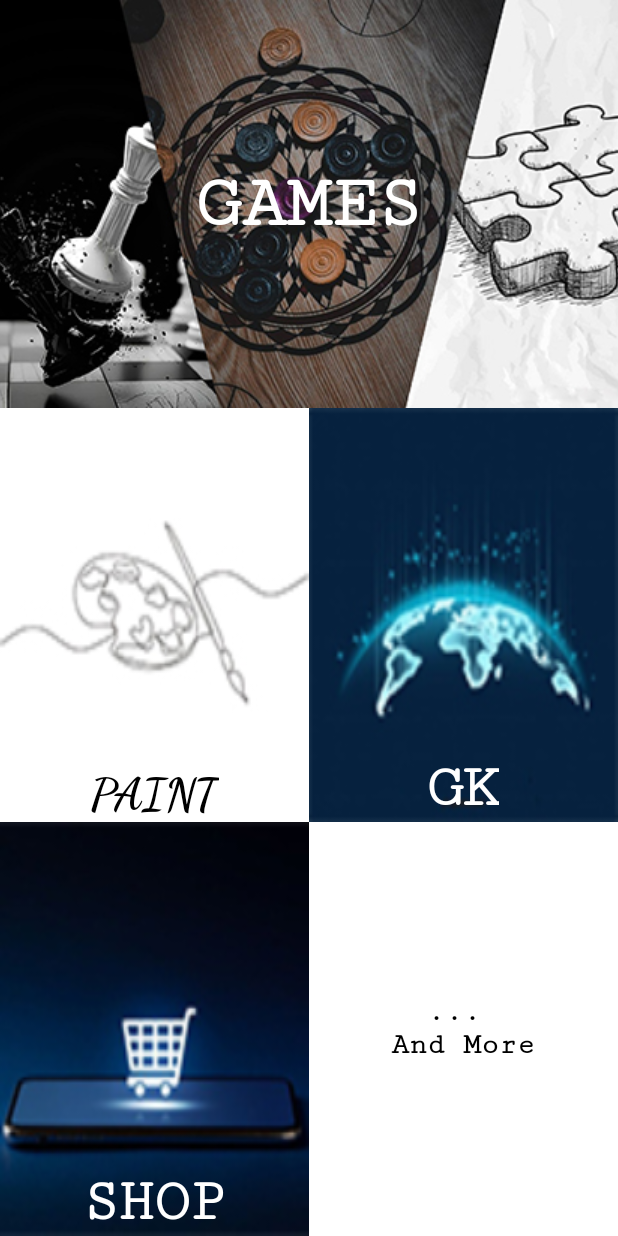
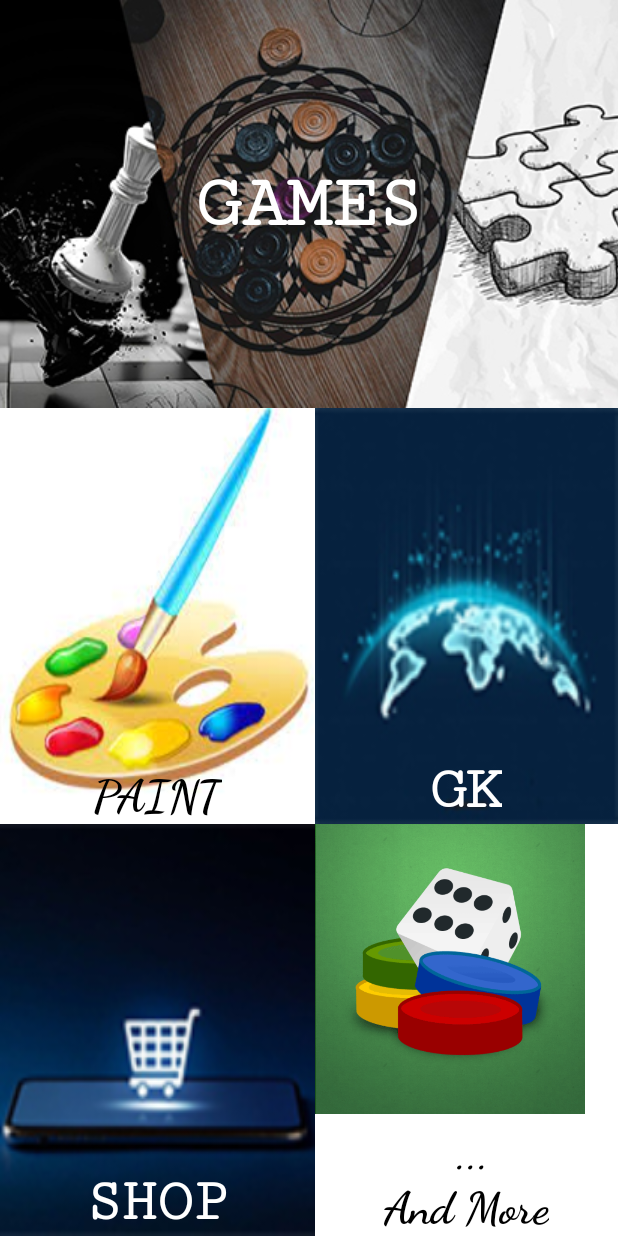
Before and after one commit to adityad15/myu-e-learning, an Android app: the screen it shows after launch (MainActivity), on a phone screen of 412 x 824 dp. Run offline under Robolectric (Android 15) with nearby library versions, the phone set to English and light mode, and no system bars.

Commit message:
Minor changes

```diff
--- a/app/src/main/res/layout/activity_main.xml
+++ b/app/src/main/res/layout/activity_main.xml
@@ -51,37 +51,39 @@
         <!-- Row 1, Column 1 -->
         <FrameLayout
 
+            android:layout_width="187dp"
+            android:layout_height="196dp"
+            android:layout_rowSpan="1"
+            android:layout_rowWeight="1"
             android:layout_columnSpan="1"
-            android:layout_rowSpan="1"
+            android:layout_columnWeight="1"
             android:layout_gravity="fill"
-            android:layout_columnWeight="1"
-            android:layout_rowWeight="1"
+            android:background="?android:attr/selectableItemBackground"
             android:foreground="?android:attr/selectableItemBackground"
-            android:background="?android:attr/selectableItemBackground"
             android:scaleType="fitCenter">
 
             <ImageButton
-                android:src="@drawable/paint"
+                android:layout_width="match_parent"
+                android:layout_height="match_parent"
+                android:layout_rowSpan="1"
+                android:layout_rowWeight="1"
                 android:layout_columnSpan="1"
-                android:layout_rowSpan="1"
+                android:layout_columnWeight="1"
                 android:layout_gravity="fill"
-                android:layout_columnWeight="1"
-                android:layout_rowWeight="1"
+                android:background="?android:attr/selectableItemBackground"
                 android:foreground="?android:attr/selectableItemBackground"
-                android:background="?android:attr/selectableItemBackground"
                 android:scaleType="fitXY"
-                android:layout_height="match_parent"
-                android:layout_width="match_parent"/>
+                android:src="@drawable/painting" />
 
             <TextView
-                android:text="PAINT"
                 android:layout_width="wrap_content"
                 android:layout_height="wrap_content"
+                android:layout_gravity="center|bottom"
+                android:fontFamily="cursive"
+                android:text="PAINT"
+                android:textColor="#000000"
                 android:textSize="30dp"
-                android:textStyle="bold"
-                android:fontFamily="cursive"
-                android:layout_gravity="center|bottom"
-                android:textColor="#000000"/>
+                android:textStyle="bold" />
         </FrameLayout>
         <!-- Row 1, Column 2 -->
 
@@ -168,26 +170,26 @@
             android:scaleType="fitCenter">
 
             <ImageButton
-                android:src="@drawable/more"
-                android:layout_height="match_parent"
-                android:layout_width="match_parent"
+                android:layout_width="180dp"
+                android:layout_height="193dp"
+                android:layout_rowSpan="1"
+                android:layout_rowWeight="1"
+                android:layout_columnSpan="1"
+                android:layout_columnWeight="1"
+                android:layout_gravity="fill"
+                android:background="?android:attr/selectableItemBackground"
                 android:foreground="?android:attr/selectableItemBackground"
-                android:layout_columnSpan="1"
-                android:layout_rowSpan="1"
-                android:layout_gravity="fill"
-                android:layout_columnWeight="1"
-                android:layout_rowWeight="1"
-                android:background="?android:attr/selectableItemBackground"
-                android:scaleType="fitXY"/>
+                android:scaleType="fitXY"
+                android:src="@drawable/dice" />
 
             <TextView
-                android:text="  ...\nAnd More"
+                android:text="      ...\nAnd More"
                 android:layout_width="wrap_content"
                 android:layout_height="wrap_content"
-                android:textSize="20dp"
+                android:textSize="30dp"
                 android:textStyle="bold"
-                android:fontFamily="serif-monospace"
-                android:layout_gravity="center"
+                android:fontFamily="cursive"
+                android:layout_gravity="center|bottom"
                 android:textColor="#000000"/>
         </FrameLayout>
 
```
Also changed, not shown: app/src/main/res/drawable/dice.png (added), app/src/main/res/drawable/painting.jpg (added).
